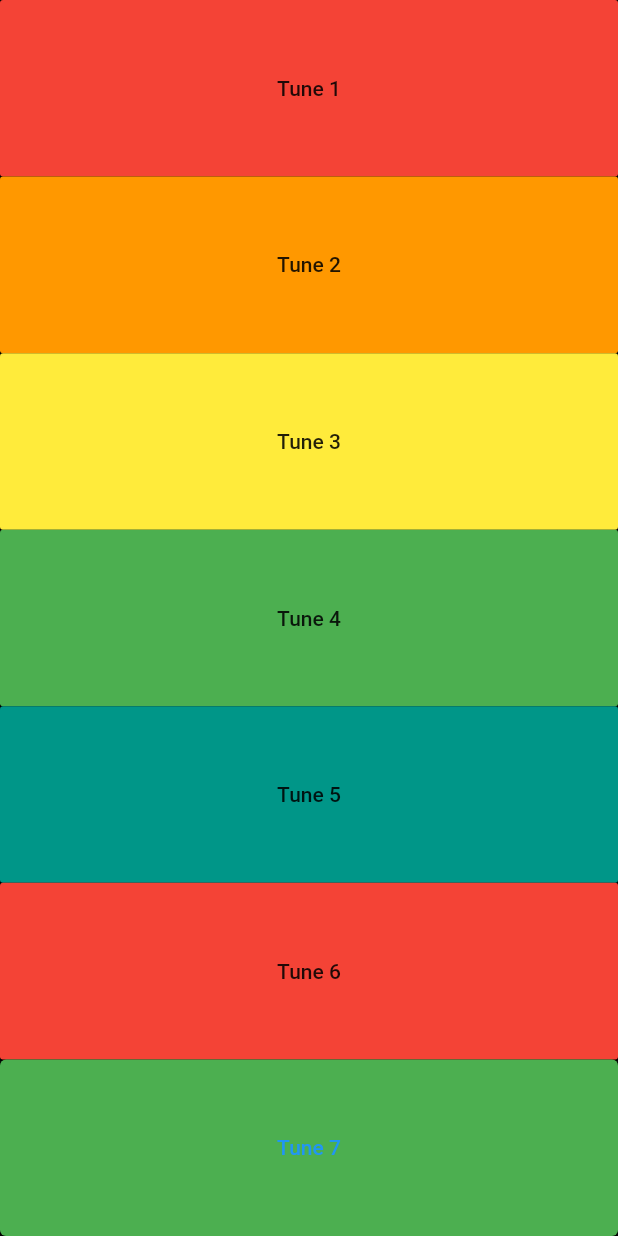
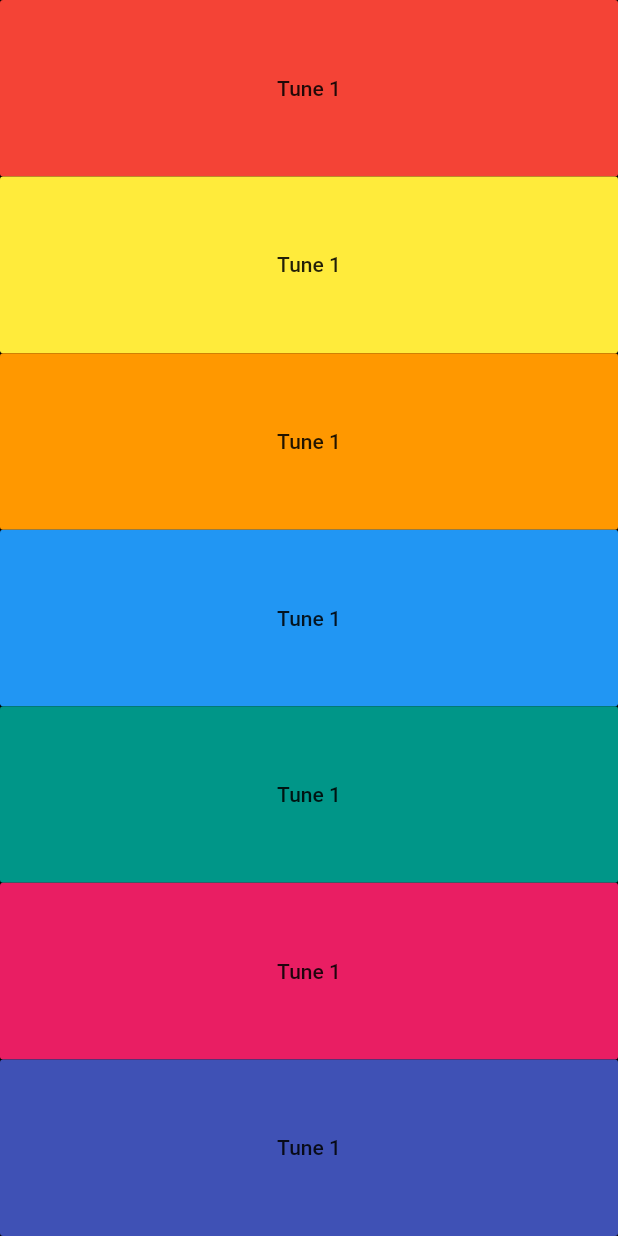
Before and after one commit to ermkd/xylophone_flutter, a Flutter app: the screen it shows after launch, on a phone screen of 412 x 824 dp. Run offline on Flutter 3.47's test engine with Material 2 defaults, Android fonts, the light colour scheme and no system bars; our stand-ins replace audioplayers.

Commit message:
code optimized

```diff
--- a/lib/main.dart
+++ b/lib/main.dart
@@ -11,6 +11,18 @@ class XylophoneApp extends StatelessWidget {
     player.play('note$soundNumber.wav');
   }
 
+  Expanded buildKey({required Color color, required int soundNumber}) {
+    return Expanded(
+      child: FlatButton(
+        color: color,
+        onPressed: () {
+          playSound(soundNumber);
+        },
+        child: Text('Tune 1'),
+      ),
+    );
+  }
+
   // This widget is the root of your application.
   @override
   Widget build(BuildContext context) {
@@ -21,70 +33,13 @@ class XylophoneApp extends StatelessWidget {
           child: Column(
             crossAxisAlignment: CrossAxisAlignment.stretch,
             children: [
-              Expanded(
-                child: FlatButton(
-                  color: Colors.red,
-                  onPressed: () {
-                    playSound(1);
-                  },
-                  child: Text('Tune 1'),
-                ),
-              ),
-              Expanded(
-                child: FlatButton(
-                  color: Colors.orange,
-                  onPressed: () {
-                    playSound(2);
-                  },
-                  child: Text('Tune 2'),
-                ),
-              ),
-              Expanded(
-                child: FlatButton(
-                  color: Colors.yellow,
-                  onPressed: () {
-                    playSound(3);
-                  },
-                  child: Text('Tune 3'),
-                ),
-              ),
-              Expanded(
-                child: FlatButton(
-                  color: Colors.green,
-                  onPressed: () {
-                    playSound(4);
-                  },
-                  child: Text('Tune 4'),
-                ),
-              ),
-              Expanded(
-                child: FlatButton(
-                  color: Colors.teal,
-                  onPressed: () {
-                    playSound(5);
-                  },
-                  child: Text('Tune 5'),
-                ),
-              ),
-              Expanded(
-                child: FlatButton(
-                  color: Colors.red,
-                  onPressed: () {
-                    playSound(6);
-                  },
-                  child: Text('Tune 6'),
-                ),
-              ),
-              Expanded(
-                child: TextButton(
-                  style: ButtonStyle(
-                      backgroundColor: MaterialStateProperty.all(Colors.green)),
-                  onPressed: () {
-                    playSound(7);
-                  },
-                  child: Text('Tune 7'),
-                ),
-              ),
+              buildKey(color: Colors.red, soundNumber: 1),
+              buildKey(color: Colors.yellow, soundNumber: 2),
+              buildKey(color: Colors.orange, soundNumber: 3),
+              buildKey(color: Colors.blue, soundNumber: 4),
+              buildKey(color: Colors.teal, soundNumber: 5),
+              buildKey(color: Colors.pink, soundNumber: 6),
+              buildKey(color: Colors.indigo, soundNumber: 7),
             ],
           ),
         ),
```
